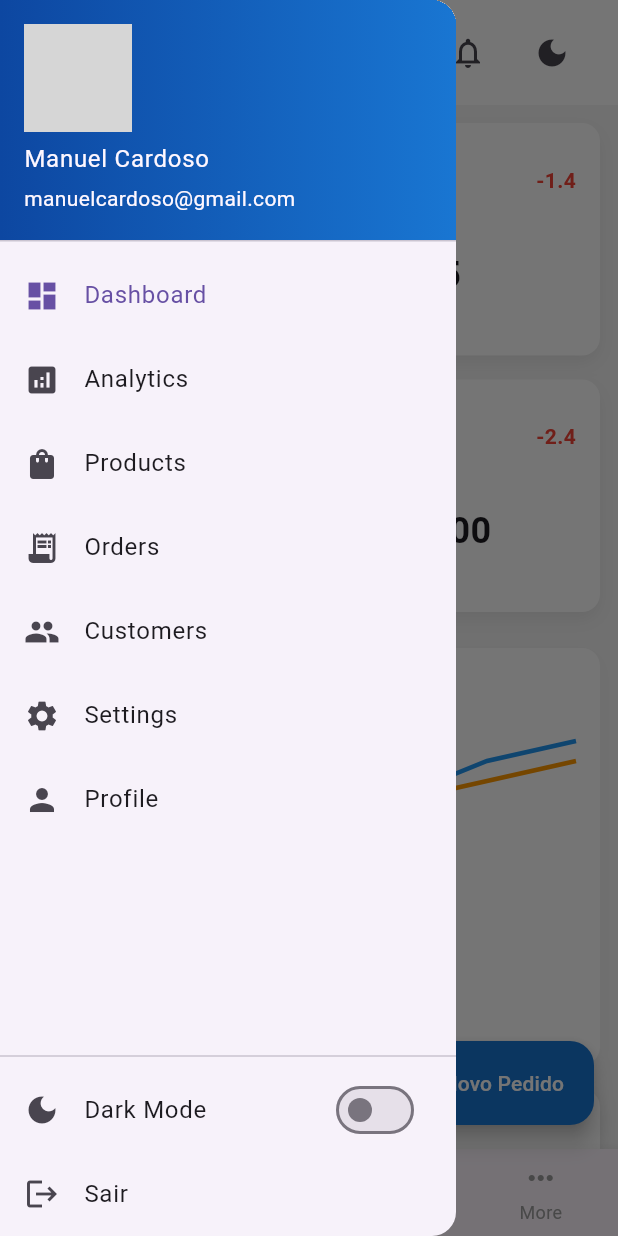
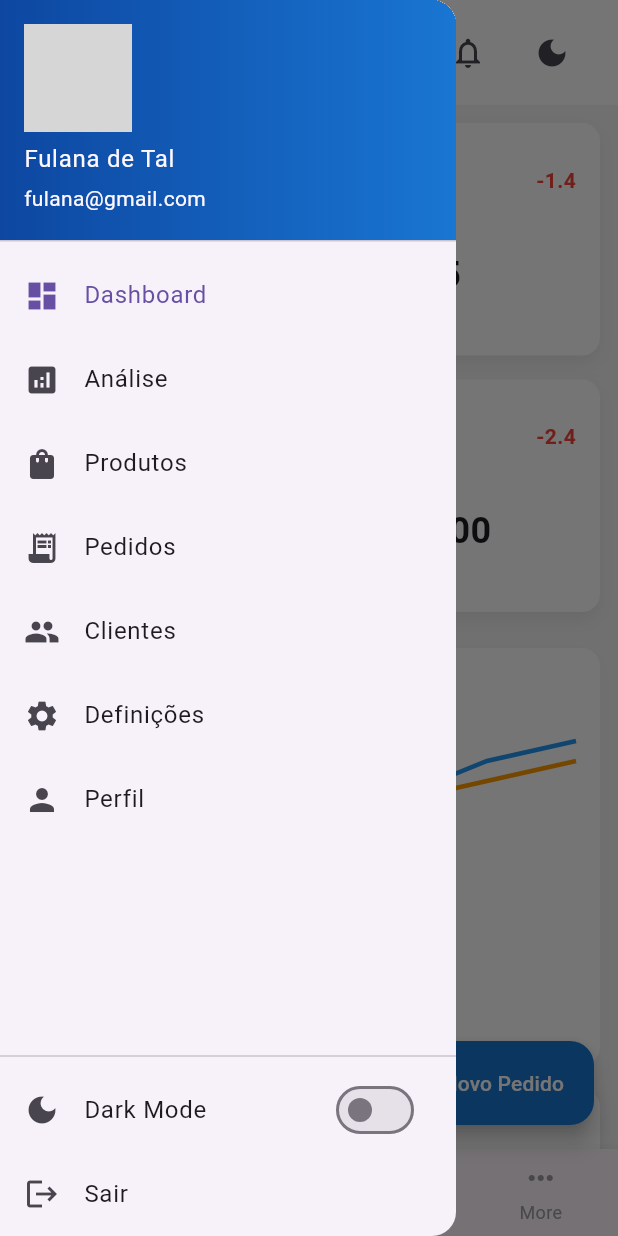
Before and after one commit to manuelcardoso5005/app-dashboard, a Flutter app: the screen it shows after launch, with the side drawer open, on a phone screen of 412 x 824 dp. Run offline on Flutter 3.47's test engine with Material 3 defaults, Android fonts, the phone set to English and light mode, and no system bars; network calls fail; grey boxes are pictures that could not be loaded.

```diff
--- a/lib/data/chart_data.dart
+++ b/lib/data/chart_data.dart
@@ -1,6 +1,6 @@
 import 'package:app/models/chart_model.dart';
 
-final List<ChartData> _chartData = [
+final List<ChartData> chartData = [
   ChartData('Seg', 45, 30),
   ChartData('Ter', 56, 40),
   ChartData('Qua', 55, 35),
--- a/lib/data/pages.dart
+++ b/lib/data/pages.dart
@@ -1,9 +1,9 @@
 const List<String> pages = [
   'Dashboard',
-  'Analytics',
-  'Products',
-  'Orders',
-  'Customers',
-  'Settings',
-  'Profile',
+  'Análise',
+  'Produtos',
+  'Pedidos',
+  'Clientes',
+  'Definições',
+  'Perfil',
 ];
--- a/lib/screens/dashboard_screen.dart
+++ b/lib/screens/dashboard_screen.dart
@@ -1,18 +1,12 @@
 import 'package:app/data/get_item.dart';
 import 'package:app/data/weekly_chart_data.dart';
-import 'package:app/models/chart_model.dart';
-import 'package:app/models/product.dart';
-import 'package:app/models/recent_activity.dart';
 import 'package:app/widgets/charts/chart_painter.dart';
 import 'package:flutter/material.dart';
 import 'package:app/data/pages.dart';
-//import 'package:flutter/rendering.dart';
 import 'package:app/data/recent_activity_data.dart';
 import 'package:app/data/top_products_data.dart';
 import 'package:app/widgets/default_screen.dart';
 import 'package:app/widgets/top_products_card.dart';
-//import 'package:app/data/top_products_data.dart';
-//import 'package:flutter/rendering.dart';
 
 class DashboardScreen extends StatefulWidget {
   const DashboardScreen({super.key});
@@ -142,8 +136,8 @@ class _DashboardScreenState extends State<DashboardScreen> {
                 colors: [Colors.blue[900]!, Colors.blue[700]!],
               ),
             ),
-            accountName: Text('Manuel Cardoso'),
-            accountEmail: Text("manuelcardoso@gmail.com"),
+            accountName: Text('Fulana de Tal'),
+            accountEmail: Text("fulana@gmail.com"),
             currentAccountPicture: CircleAvatar(
               backgroundImage: NetworkImage(
                 'https://i.ibb.co/8gzs7C4g/woman.png',
@@ -206,7 +200,7 @@ class _DashboardScreenState extends State<DashboardScreen> {
         if (isDesktop) ...[
           SizedBox(height: 10),
           Text(
-            'Manuel Cardoso',
+            'Fulana de Tal',
             style: TextStyle(
               color: Colors.white,
               fontSize: 18,
@@ -291,7 +285,7 @@ class _DashboardScreenState extends State<DashboardScreen> {
         color: _isDarkMode ? Colors.grey[800] : Colors.white,
         boxShadow: [
           BoxShadow(
-            color: Colors.white.withOpacity(0.05),
+            color: Colors.white.withAlpha((0.05 * 255).round()),
             blurRadius: 4,
             offset: Offset(0, 2),
           ),
@@ -319,7 +313,7 @@ class _DashboardScreenState extends State<DashboardScreen> {
                   ),
                 ),
                 Text(
-                  'Welcome Back, Manuel Cardoso',
+                  'Bem-vindo(a) de volta, Fulana de Tal',
                   style: TextStyle(
                     fontSize: isMobile ? 12 : 14,
                     color: Colors.grey[600],
@@ -553,7 +547,16 @@ class _DashboardScreenState extends State<DashboardScreen> {
             children: [
               Expanded(
                 flex: 2,
-                child: _buildRevenueChart(isMobile, isTablet, isDesktop),
+                child: Column(
+                  children: [
+                    _buildRevenueChart(isMobile, isTablet, isDesktop),
+                    SizedBox(height: 16),
+                    TopProductsCard(
+                      isDarkMode: _isDarkMode,
+                      products: topProducts,
+                    ),
+                  ],
+                ),
               ),
               SizedBox(width: 16),
               Expanded(flex: 1, child: _buildRecentActivites()),
@@ -569,10 +572,6 @@ class _DashboardScreenState extends State<DashboardScreen> {
       ],
     );
   }
-
-  /*Widget _buildAnalyticsScreen (){
-
-  }*/
 
   Widget _buildStateCard(
     String title,
@@ -637,76 +636,4 @@ class _DashboardScreenState extends State<DashboardScreen> {
       ),
     );
   }
-
-  /*
-  Widget _buildTopProduct(bool isMobile, bool isTablet, bool isDesktop) {
-    return Container(
-      padding: EdgeInsets.all(20),
-      decoration: BoxDecoration(
-        color: _isDarkMode ? Colors.grey[800] : Colors.white,
-        borderRadius: BorderRadius.circular(12),
-        boxShadow: [
-          BoxShadow(
-            color: _isDarkMode
-                ? Colors.black.withOpacity(0.1)
-                : Colors.grey.withOpacity(0.1),
-            blurRadius: 10,
-            offset: Offset(0, 5),
-          ),
-        ],
-      ),
-      child: Column(
-        crossAxisAlignment: CrossAxisAlignment.start,
-        children: [
-          Text(
-            'Top Products',
-            style: TextStyle(fontSize: 18, fontWeight: FontWeight.bold),
-          ),
-          SizedBox(height: 16),
-          SingleChildScrollView(
-            scrollDirection: Axis.horizontal,
-            child: Row(
-              children: topProducts.map((product) {
-                return Container(
-                  width: 150,
-                  margin: EdgeInsets.only(right: 16),
-                  child: Column(
-                    crossAxisAlignment: CrossAxisAlignment.start,
-                    children: [
-                      ClipRRect(
-                        borderRadius: BorderRadius.circular(12),
-                        child: Image.network(
-                          product.image,
-                          height: 100,
-                          width: 150,
-                          fit: BoxFit.cover,
-                        ),
-                      ),
-                      SizedBox(height: 8),
-                      Text(
-                        product.name,
-                        style: TextStyle(fontWeight: FontWeight.bold),
-                        maxLines: 1,
-                        overflow: TextOverflow.ellipsis,
-                      ),
-                      SizedBox(height: 4),
-                      Text(
-                        product.price,
-                        style: TextStyle(color: Colors.grey[600]),
-                      ),
-                      SizedBox(height: 4),
-                      Text(
-                        '${product.sales} Vendas',
-                        style: TextStyle(color: Colors.grey[600], fontSize: 12),
-                      ),
-                    ],
-                  ),
-                );
-              }).toList(),
-            ),
-          ),
-        ],
-      ),
-    );
-  }*/
 }
```
